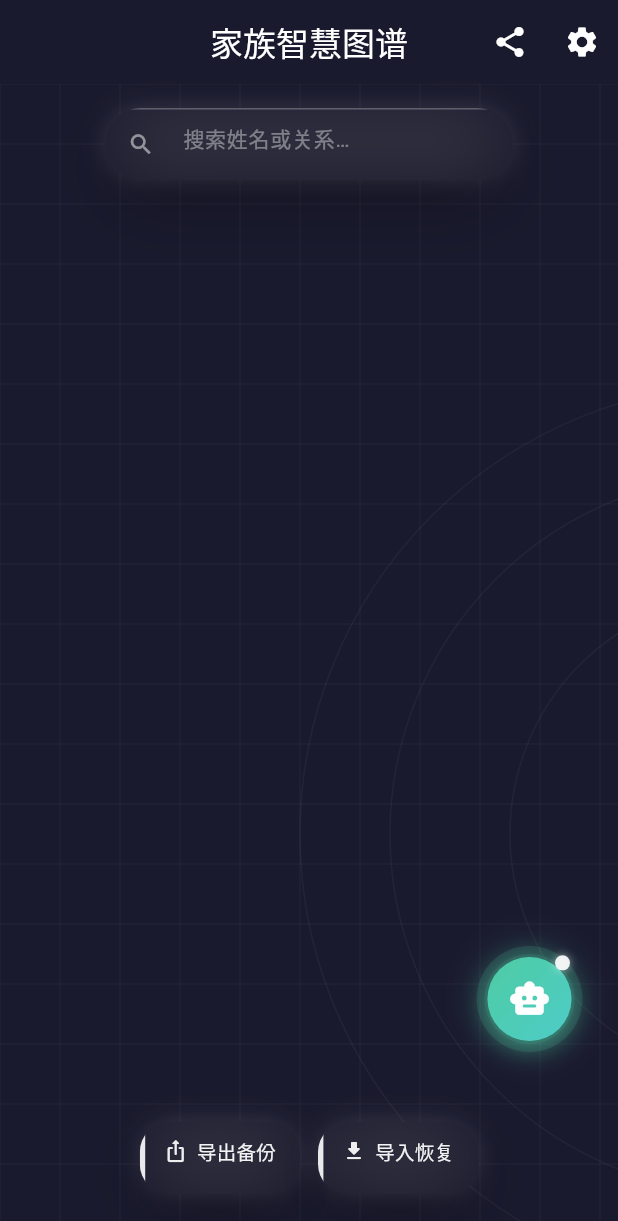
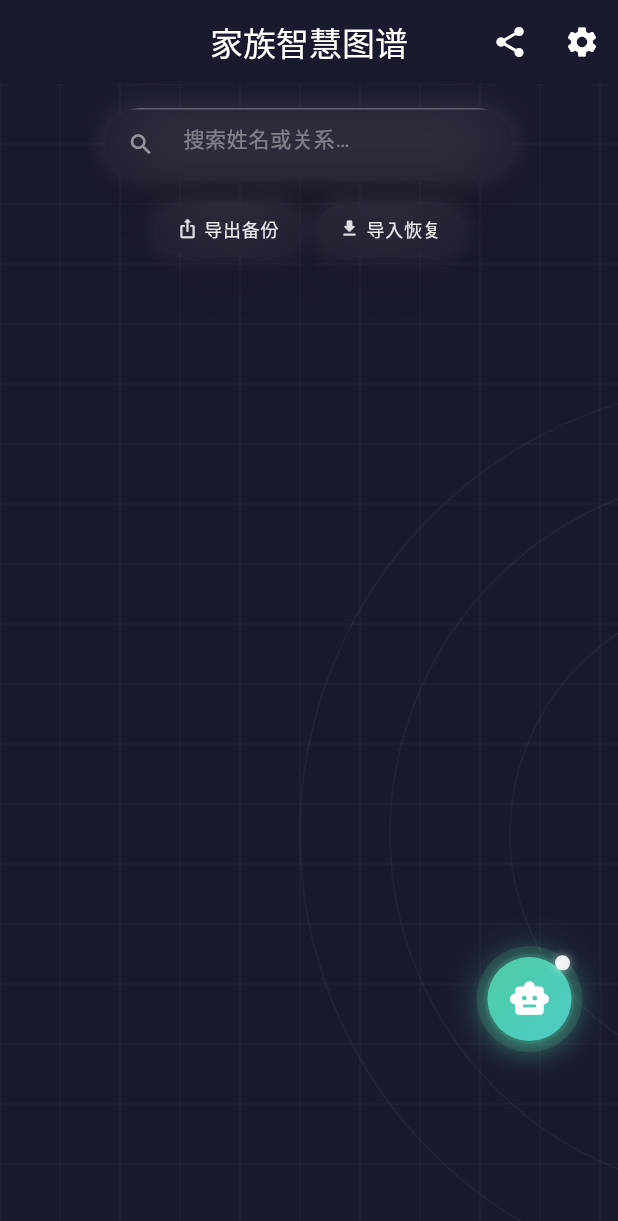
Before and after one commit to CerfH/ClanGraph, a Flutter app: the screen it shows after launch, on a phone screen of 412 x 824 dp. Shown: the top 1221 px of the screen. Run offline on Flutter 3.47's test engine with Material 3 defaults, Android fonts, the phone set to English and light mode, and no system bars; our stand-ins replace dio, flutter_dotenv, flutter_image_compress, image_picker, shared_preferences.

Commit message:
优化ui

```diff
--- a/lib/views/family_tree_view.dart
+++ b/lib/views/family_tree_view.dart
@@ -1016,9 +1016,9 @@ class _FamilyTreeViewState extends State<FamilyTreeView>
 
                   // 4. 底部备份按钮组（毛玻璃）
                   Positioned(
-                    bottom: 28,
-                    left: 16,
-                    right: 16,
+                    top: 80,
+                    left: 0,
+                    right: 0,
                     child: SafeArea(
                       child: Row(
                         mainAxisAlignment: MainAxisAlignment.center,
@@ -1087,28 +1087,72 @@ class _FamilyTreeViewState extends State<FamilyTreeView>
     required String label,
     required VoidCallback onTap,
   }) {
-    return SizedBox(
-      height: 48,
-      child: ButtonGlassmorphicContainer(
+    final borderRadius = BorderRadius.circular(18);
+
+    return SpringButton(
+      hapticType: HapticFeedbackType.medium,
       onTap: onTap,
-        borderRadius: const BorderRadius.all(Radius.circular(20)),
+      // 这里的参数完全对齐你的 SearchGlassmorphicContainer，保证顶级质感
+      child: GlassmorphicContainer(
+        blurSigma: 25.0,
+        backgroundColor: const Color.fromARGB(255, 255, 255, 255).withValues(alpha: 0.03),
+        borderRadius: borderRadius,
+        borderWidth: 0.5, // 细边框，精致不突兀
+        borderColor: Colors.white.withValues(alpha: 0.3),
+        gradient: LinearGradient(
+          begin: Alignment.topLeft,
+          end: Alignment.bottomRight,
+          colors: [
+            Colors.white.withValues(alpha: 0.20),
+            Colors.white.withValues(alpha: 0.10),
+            Colors.black.withValues(alpha: 0.05),
+          ],
+          stops: const [0.0, 0.15, 1.0],
+        ),
+        boxShadow: [
+          BoxShadow(
+            color: Colors.black.withValues(alpha: 0.4),
+            blurRadius: 40,
+            spreadRadius: -8,
+            offset: const Offset(0, 15),
+          ),
+          BoxShadow(
+            color: Colors.white.withValues(alpha: 0.15),
+            blurRadius: 15,
+            spreadRadius: -2,
+            offset: const Offset(0, -1),
+          ),
+        ],
+        child: Material(
+          color: Colors.transparent,
+          child: InkWell(
+            onTap: onTap,
+            borderRadius: borderRadius,
+            splashColor: Colors.white.withValues(alpha: 0.15),
+            highlightColor: Colors.white.withValues(alpha: 0.08),
             child: Padding(
-          padding: const EdgeInsets.symmetric(horizontal: 16, vertical: 10),
+              padding: const EdgeInsets.symmetric(horizontal: 14, vertical: 8),
               child: Row(
                 mainAxisSize: MainAxisSize.min,
                 children: [
-              Icon(icon, color: Colors.white.withValues(alpha: 0.92), size: 16),
-              const SizedBox(width: 6),
+                  Icon(
+                    icon,
+                    color: Colors.white.withValues(alpha: 0.85),
+                    size: 14,
+                  ),
+                  const SizedBox(width: 4),
                   Text(
                     label,
                     style: TextStyle(
-                  color: Colors.white.withValues(alpha: 0.94),
-                  fontSize: 13,
+                      color: Colors.white.withValues(alpha: 0.9),
+                      fontSize: 12,
                       fontWeight: FontWeight.w500,
-                  letterSpacing: 0.2,
+                      letterSpacing: 0.5,
                     ),
                   ),
                 ],
+              ),
+            ),
           ),
         ),
       ),
```
Lines whose indentation alone changed are shown as unchanged.
